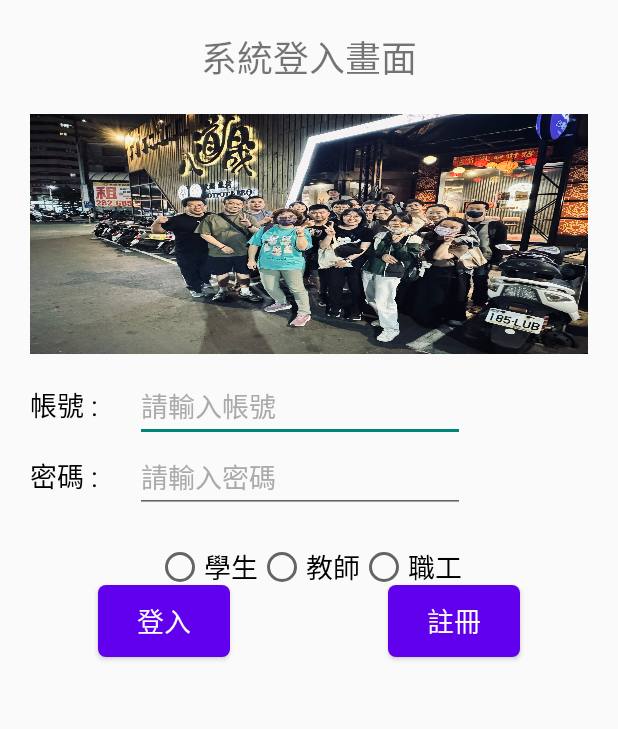
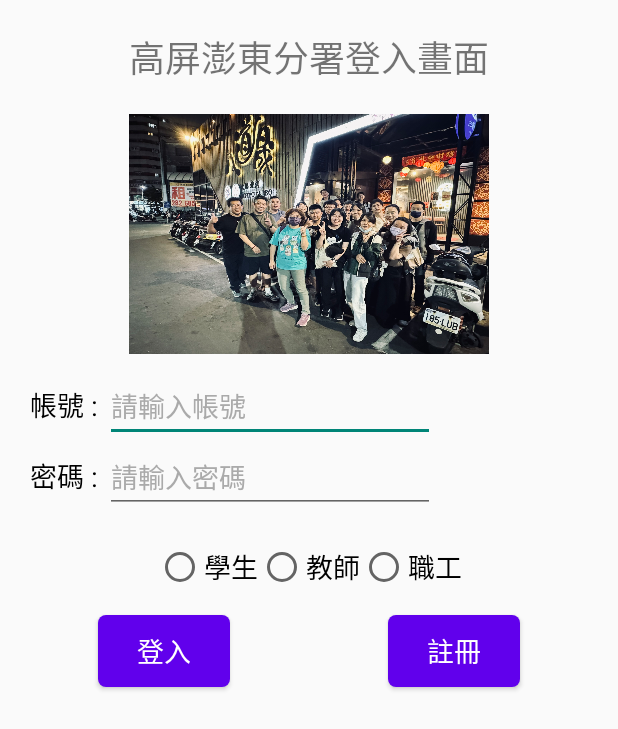
Before and after one commit to Syooian/IMCSD_AppDesign, an Android app: the layout my_homework_relativelayout.xml on its own in the app's theme, with its tools: preview values and no code run, on a phone screen of 412 x 824 dp. Shown: the top 729 px of the screen. Run offline under Robolectric (Android 15) with nearby library versions, the phone set to English and light mode, and no system bars.

Commit message:
版面配置調整 使用共用參數(strings.xml, colors.xml) 調整ActionBar樣式

```diff
--- a/app/src/main/res/layout/my_homework_relativelayout.xml
+++ b/app/src/main/res/layout/my_homework_relativelayout.xml
@@ -3,7 +3,7 @@
     xmlns:app="http://schemas.android.com/apk/res-auto"
     android:layout_width="match_parent"
     android:layout_height="match_parent"
-    android:orientation="vertical">
+>
 
     <!--標題-->
     <TextView
@@ -14,7 +14,7 @@
         android:layout_alignParentEnd="true"
         android:layout_marginTop="20dp"
         android:gravity="center_horizontal"
-        android:text="系統登入畫面"
+        android:text="@string/text_homework_title"
         android:textSize="24sp" />
 
     <!--圖片-->
@@ -23,11 +23,8 @@
         android:layout_width="240dp"
         android:layout_height="160dp"
         android:layout_below="@id/Title"
-        android:layout_alignParentStart="true"
-        android:layout_alignParentEnd="true"
-        android:layout_marginStart="20dp"
+        android:layout_centerHorizontal="true"
         android:layout_marginTop="20dp"
-        android:layout_marginEnd="20dp"
         android:gravity="center_horizontal"
         android:scaleType="fitXY"
         app:srcCompat="@drawable/s__44204039_0" />
@@ -49,12 +46,11 @@
         android:id="@+id/EditAccount"
         android:layout_width="220dp"
         android:layout_height="wrap_content"
-        android:layout_below="@id/imageView"
+
         android:layout_alignBaseline="@+id/Tv_Account"
-        android:layout_marginStart="20dp"
         android:layout_toEndOf="@+id/Tv_Account"
         android:hint="請輸入帳號"
-        android:textColorHint="#AAAAAA"
+        android:textColorHint="@color/HomeworkTextColorHint"
         android:textSize="18sp" />
 
     <!--密碼文字-->
@@ -74,12 +70,11 @@
         android:id="@+id/EditPassword"
         android:layout_width="220dp"
         android:layout_height="wrap_content"
-        android:layout_below="@id/EditAccount"
+
         android:layout_alignBaseline="@+id/Tv_Password"
-        android:layout_marginStart="20dp"
         android:layout_toEndOf="@id/Tv_Password"
         android:hint="請輸入密碼"
-        android:textColorHint="#AAAAAA"
+        android:textColorHint="@color/HomeworkTextColorHint"
         android:textSize="18sp" />
 
     <!--使用者身分選擇-->
@@ -122,8 +117,7 @@
         android:layout_alignParentStart="true"
         android:layout_alignParentTop="true"
         android:layout_marginStart="65dp"
-        android:layout_marginTop="390dp"
-        android:layout_marginEnd="5dp"
+        android:layout_marginTop="410dp"
         android:background="@drawable/my_homework_button"
         android:text="登入"
         android:textColor="@color/white"
@@ -137,7 +131,7 @@
         android:layout_below="@id/RadioGroupMain"
         android:layout_alignParentTop="true"
         android:layout_alignParentEnd="true"
-        android:layout_marginTop="390dp"
+        android:layout_marginTop="410dp"
         android:layout_marginEnd="65dp"
         android:background="@drawable/my_homework_button"
         android:text="註冊"
--- a/app/src/main/res/values/colors.xml
+++ b/app/src/main/res/values/colors.xml
@@ -2,4 +2,5 @@
 <resources>
     <color name="black">#FF000000</color>
     <color name="white">#FFFFFFFF</color>
+    <color name="HomeworkTextColorHint">#AAAAAA</color>
 </resources>
--- a/app/src/main/res/values/strings.xml
+++ b/app/src/main/res/values/strings.xml
@@ -2,4 +2,5 @@
     <string name="app_name">TestApplication1</string>
     <string name="text_underline"><u>Underline</u></string>
     <string name="text_symble"></string>
+    <string name="text_homework_title">高屏澎東分署登入畫面</string>
 </resources>
--- a/app/src/main/res/values/themes.xml
+++ b/app/src/main/res/values/themes.xml
@@ -1,6 +1,6 @@
 <resources xmlns:tools="http://schemas.android.com/tools">
     <!-- Base application theme. -->
-    <style name="Base.Theme.TestApplication1" parent="Theme.AppCompat.DayNight.DarkActionBar">
+    <style name="Base.Theme.TestApplication1" parent="Theme.AppCompat.DayNight.NoActionBar">
         <!-- Customize your light theme here. -->
         <!-- <item name="colorPrimary">@color/my_light_primary</item> -->
     </style>
```
Also changed, not shown: app/src/main/java/com/example/testapplication1/MainActivity.java (+7 -1 lines), app/src/main/res/layout/my_homework_constraintlayout.xml (+10 -13 lines), app/src/main/res/layout/my_homework_linearlayout.xml (+5 -6 lines).
